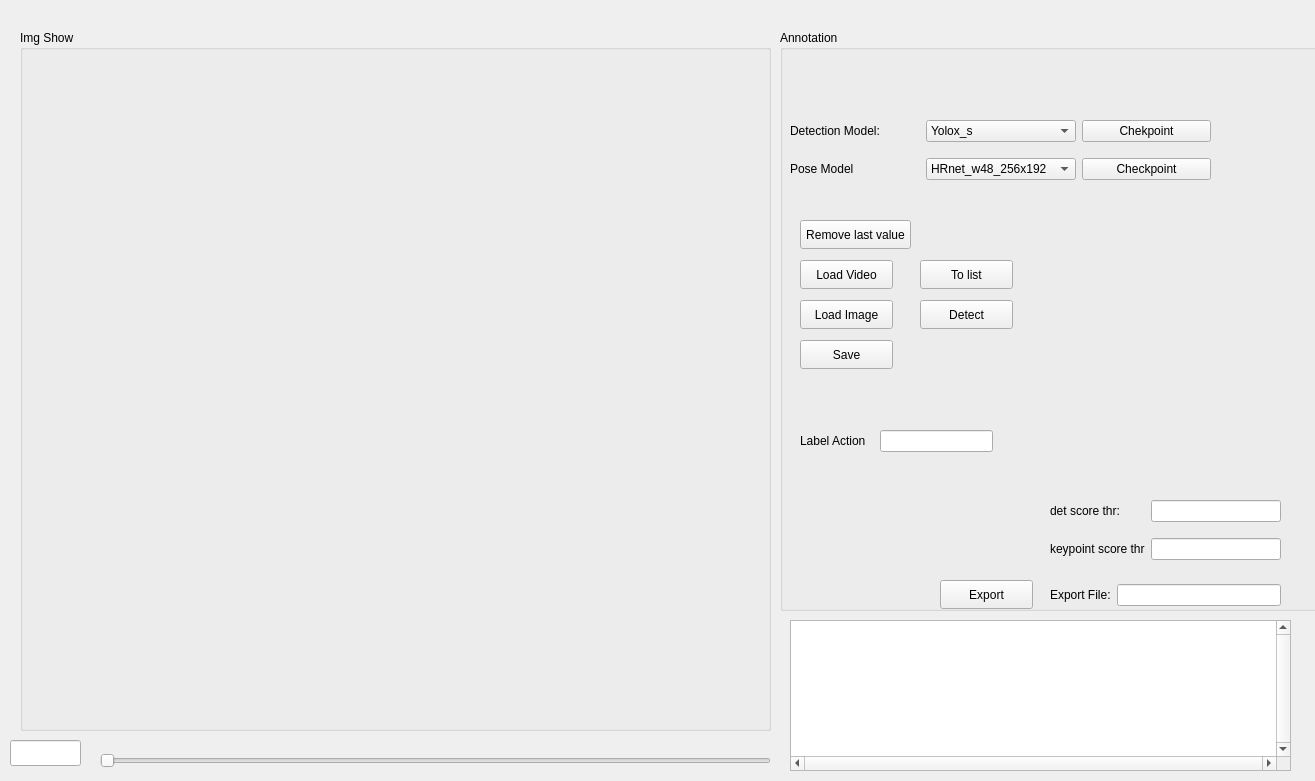
Before: the Qt Designer form form1.ui in phutuan123vn/Action-Recogntion, drawn with Qt 5.
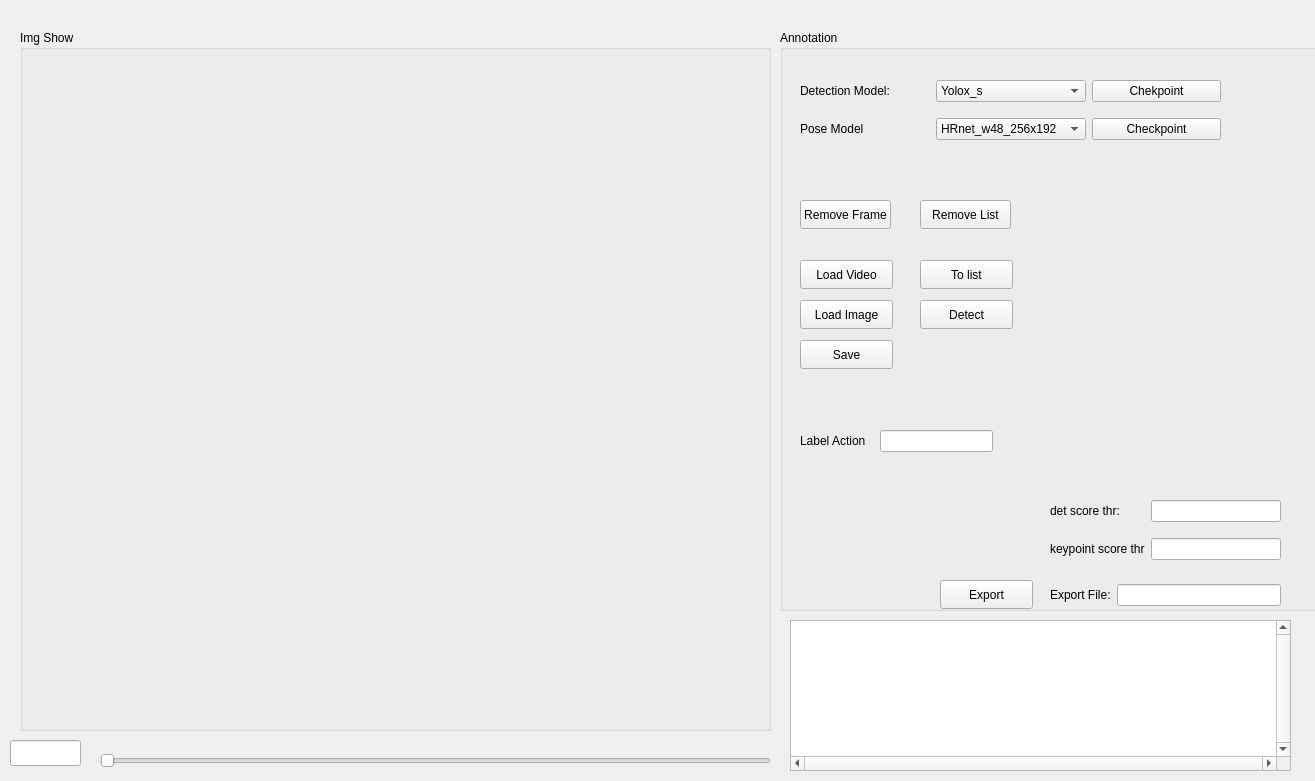
After: the same form once the commit is applied.

Patch:
```diff
--- a/form1.ui
+++ b/form1.ui
@@ -54,8 +54,8 @@
    <widget class="QWidget" name="gridLayoutWidget">
     <property name="geometry">
      <rect>
-      <x>10</x>
-      <y>80</y>
+      <x>20</x>
+      <y>40</y>
       <width>421</width>
       <height>81</height>
      </rect>
@@ -138,14 +138,14 @@
    <widget class="QPushButton" name="btn_remove_last">
     <property name="geometry">
      <rect>
-      <x>20</x>
-      <y>190</y>
-      <width>111</width>
+      <x>140</x>
+      <y>170</y>
+      <width>91</width>
       <height>29</height>
      </rect>
     </property>
     <property name="text">
-     <string>Remove last value</string>
+     <string>Remove List</string>
     </property>
    </widget>
    <widget class="QPushButton" name="btn_export">
@@ -280,6 +280,19 @@
      <string>To list</string>
     </property>
    </widget>
+   <widget class="QPushButton" name="btn_remove_frame">
+    <property name="geometry">
+     <rect>
+      <x>20</x>
+      <y>170</y>
+      <width>91</width>
+      <height>29</height>
+     </rect>
+    </property>
+    <property name="text">
+     <string>Remove Frame</string>
+    </property>
+   </widget>
   </widget>
   <widget class="QSlider" name="slider_frame_no">
    <property name="geometry">
```
